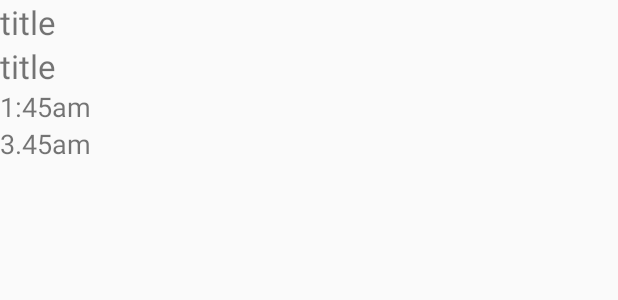
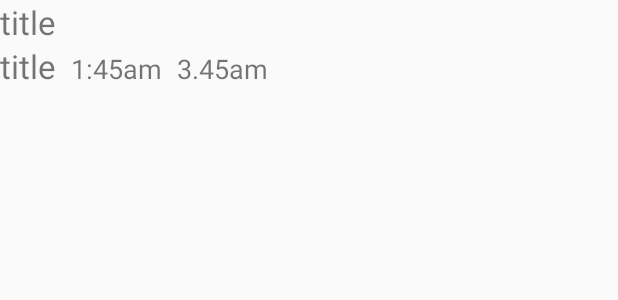
Before and after one commit to deanoj/NowOn, an Android app: the layout channel_row.xml on its own in the app's theme, with its tools: preview values and no code run, on a phone screen of 412 x 824 dp. Shown: the top 300 px of the screen. Run offline under Robolectric (Android 15) with nearby library versions, the phone set to English and light mode, and no system bars; network calls fail.

Commit message:
channel row added

```diff
--- a/app/src/main/java/com/deanoj/nowon/util/DateHelper.java
+++ b/app/src/main/java/com/deanoj/nowon/util/DisplayHelper.java
@@ -8,7 +8,7 @@ import java.util.Date;
 /**
  * Created by deano on 03/01/15.
  */
-public class DateHelper {
+public class DisplayHelper {
 
     public static String toDateString(Date date)
     {
@@ -21,4 +21,9 @@ public class DateHelper {
         Date date = df.parse(dateString);
         return date;
     }
+
+    public String getFormattedShowTime(Date startTime, Date endTime) {
+        DateFormat df = new SimpleDateFormat("h:mma");
+        return df.format(startTime);
+    }
 }
--- a/app/src/main/res/layout/channel_row.xml
+++ b/app/src/main/res/layout/channel_row.xml
@@ -11,28 +11,42 @@
         android:text="title"
         android:textSize="@dimen/abc_text_size_large_material" />
 
+    <LinearLayout
+        android:layout_width="match_parent"
+        android:layout_height="wrap_content"
+        android:orientation="horizontal">
+
         <TextView
             android:layout_width="wrap_content"
             android:layout_height="wrap_content"
             android:id="@+id/title"
             android:text="title"
-        android:textSize="@dimen/abc_text_size_large_material" />
+            android:textSize="@dimen/abc_text_size_large_material"
+            android:paddingEnd="10sp"
+            android:paddingRight="10sp"/>
 
         <TextView
             android:layout_width="wrap_content"
             android:layout_height="wrap_content"
             android:text="1:45am"
             android:id="@+id/start_time"
-        android:textSize="@dimen/abc_text_size_medium_material"/>
+            android:textSize="@dimen/abc_text_size_medium_material"
+            android:paddingEnd="10sp"
+            android:paddingRight="10sp" />
 
         <TextView
             android:layout_width="wrap_content"
             android:layout_height="wrap_content"
             android:text="3.45am"
             android:id="@+id/end_time"
-        android:textSize="@dimen/abc_text_size_medium_material"/>
-
+            android:textSize="@dimen/abc_text_size_medium_material"
+            android:paddingEnd="10sp"
+            android:paddingRight="10sp" />
 
 
 
     </LinearLayout>
+
+
+
+</LinearLayout>
```
Lines whose indentation alone changed are shown as unchanged.
